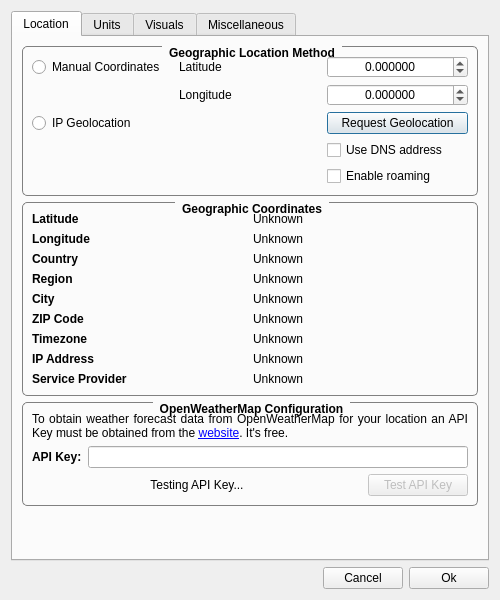
First picture: the form in ConfigurationDialog.ui, repository FelixdelasPozas/TrayWeather, before the edit.
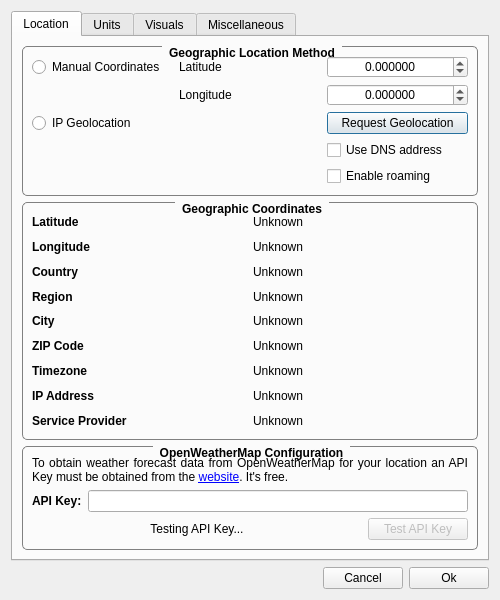
Second picture: the form after the edit. The open tabs and pages were chosen to show the change. Icons and pictures are not drawn. Custom widgets are drawn as their Qt base class.

Commit message: Bump to version 1.16. Minor changes in ConfigurationDialog layout.

Diff of the .ui file:
```diff
--- a/ConfigurationDialog.ui
+++ b/ConfigurationDialog.ui
@@ -36,7 +36,7 @@
       <attribute name="title">
        <string>Location</string>
       </attribute>
-      <layout class="QVBoxLayout" name="verticalLayout_7">
+      <layout class="QVBoxLayout" name="verticalLayout_7" stretch="0,1,0">
        <item>
         <widget class="QGroupBox" name="groupBox_4">
          <property name="font">
@@ -533,19 +533,6 @@
          </layout>
         </widget>
        </item>
-       <item>
-        <spacer name="verticalSpacer_2">
-         <property name="orientation">
-          <enum>Qt::Vertical</enum>
-         </property>
-         <property name="sizeHint" stdset="0">
-          <size>
-           <width>20</width>
-           <height>40</height>
-          </size>
-         </property>
-        </spacer>
-       </item>
       </layout>
      </widget>
      <widget class="QWidget" name="tab_3">
```
Left out of the diff: 8 changed lines with no effect on the pictures. The commit also changes 2 other files.
